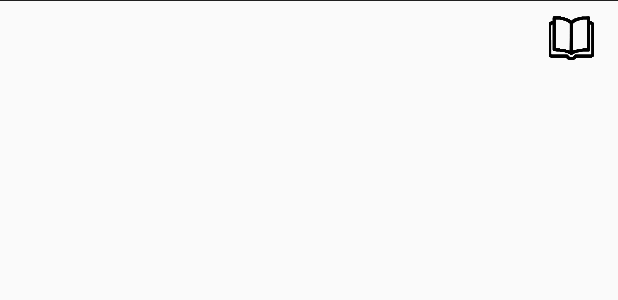
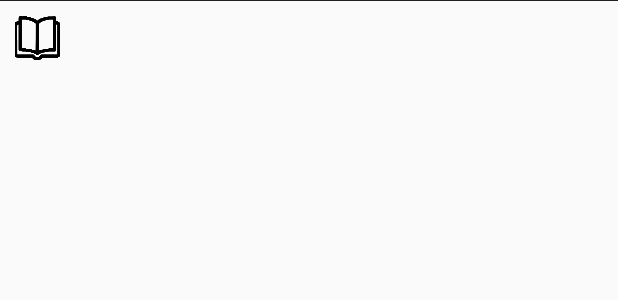
Before and after one commit to Technion236272/2018b-StudyGroup, an Android app: the layout recyclerview_course_item.xml on its own in the app's theme, with its tools: preview values and no code run, on a phone screen of 412 x 824 dp. Shown: the top 300 px of the screen. Run offline under Robolectric (Android 15) with nearby library versions, the phone set to English and light mode, and no system bars.

```diff
--- a/app/src/main/res/layout/recyclerview_course_item.xml
+++ b/app/src/main/res/layout/recyclerview_course_item.xml
@@ -4,8 +4,9 @@
     xmlns:app="http://schemas.android.com/apk/res-auto"
     xmlns:tools="http://schemas.android.com/tools"
     android:layout_width="match_parent"
-    android:layout_height="50dp">
-
+    android:layout_height="50dp"
+    android:clickable="true"
+    android:focusable="true" >
 
     <View
         android:layout_height="1px"
@@ -16,25 +17,25 @@
         android:id="@+id/courseName"
         android:layout_width="0dp"
         android:layout_height="wrap_content"
-        android:layout_marginStart="16dp"
+        android:layout_marginEnd="16dp"
+        android:layout_marginRight="16dp"
         android:layout_marginTop="16dp"
+        android:textColor="@color/cardview_dark_background"
         android:textStyle="bold"
-        android:textColor="@color/cardview_dark_background"
-        app:layout_constraintStart_toStartOf="parent"
-        app:layout_constraintTop_toTopOf="parent"
-        android:layout_marginLeft="16dp" />
+        app:layout_constraintEnd_toEndOf="parent"
+        app:layout_constraintTop_toTopOf="parent" />
 
     <Button
         android:id="@+id/favouriteButton"
         android:layout_width="30dp"
         android:layout_height="30dp"
-        android:layout_marginEnd="16dp"
-        android:layout_marginRight="16dp"
+        android:layout_marginLeft="10dp"
+        android:layout_marginStart="10dp"
         android:layout_marginTop="10dp"
         android:background="@drawable/book_button"
         android:contentDescription="@string/favorite"
         android:padding="5dp"
-        app:layout_constraintEnd_toEndOf="parent"
+        app:layout_constraintStart_toStartOf="parent"
         app:layout_constraintTop_toTopOf="parent" />
 
 </android.support.constraint.ConstraintLayout>
```
Also changed, not shown: app/src/main/java/com/example/studygroup/CoursesFragment.java (+43 -15 lines), app/src/main/java/com/example/studygroup/MyItemRecyclerViewAdapter.java (+17 -6 lines), app/src/main/res/layout/fragment_courses.xml (+6 -1 lines).
